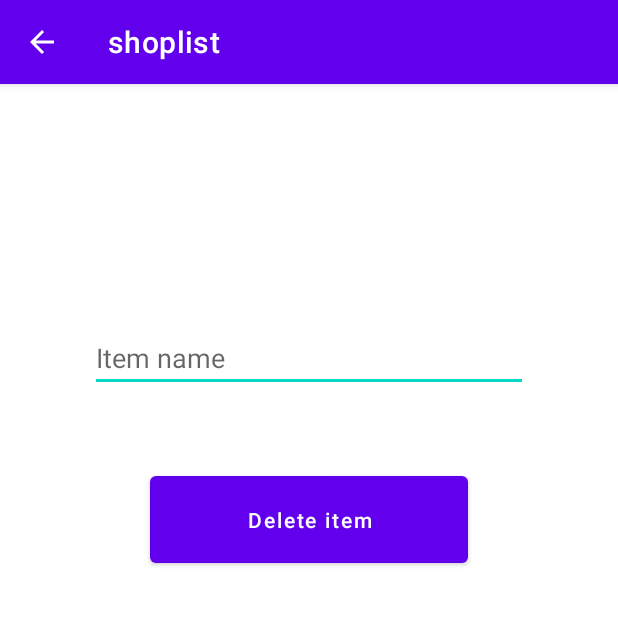
After one commit to infusion11/androSL, an Android app: the DelActivity screen opened directly, with no data from a screen before it, on a phone screen of 412 x 824 dp, the top half of it. The commit adds this screen. Run offline under Robolectric (Android 15) with nearby library versions, the phone set to English and light mode, and no system bars.

Commit message:
Solo item delete function

```diff
--- a/app/src/main/AndroidManifest.xml
+++ b/app/src/main/AndroidManifest.xml
@@ -9,6 +9,8 @@
         android:roundIcon="@mipmap/ic_launcher_round"
         android:supportsRtl="true"
         android:theme="@style/Theme.Shoplist">
+        <activity android:name=".DelActivity"
+            android:parentActivityName=".MainActivity"></activity>
         <activity
             android:name=".AddActivity"
             android:label="Add item"
--- /dev/null
+++ b/app/src/main/java/com/example/shoplist/DelActivity.java
@@ -0,0 +1,46 @@
+package com.example.shoplist;
+
+import androidx.appcompat.app.AppCompatActivity;
+
+import android.os.Bundle;
+import android.view.View;
+import android.widget.Button;
+import android.widget.EditText;
+import android.widget.Toast;
+
+public class DelActivity extends AppCompatActivity {
+
+    EditText name_input;
+    Button del_button;
+    String id,name,amount,price;
+
+    @Override
+    protected void onCreate(Bundle savedInstanceState) {
+        super.onCreate(savedInstanceState);
+        setContentView(R.layout.activity_del);
+
+        name_input = findViewById(R.id.name_input2);
+        del_button = findViewById(R.id.del_button);
+        getIData();
+        del_button.setOnClickListener(new View.OnClickListener() {
+            @Override
+            public void onClick(View v) {
+                Sqllhelper db = new Sqllhelper(DelActivity.this);
+                db.deleteSolo(id);
+                finish();
+            }
+        });
+
+    }
+
+    void getIData(){
+        if(getIntent().hasExtra("id") && getIntent().hasExtra("name") && getIntent().hasExtra("amount") && getIntent().hasExtra("price")){
+            id = getIntent().getStringExtra("id");
+            name = getIntent().getStringExtra("name");
+            name_input.setText(name);
+
+        }else{
+            Toast.makeText(this, "Nothing to show.", Toast.LENGTH_SHORT).show();
+        }
+    }
+}
--- /dev/null
+++ b/app/src/main/res/layout/activity_del.xml
@@ -0,0 +1,40 @@
+<?xml version="1.0" encoding="utf-8"?>
+<androidx.constraintlayout.widget.ConstraintLayout xmlns:android="http://schemas.android.com/apk/res/android"
+    xmlns:app="http://schemas.android.com/apk/res-auto"
+    xmlns:tools="http://schemas.android.com/tools"
+    android:layout_width="match_parent"
+    android:layout_height="match_parent"
+    tools:context=".AddActivity"
+    android:padding="40dp">
+
+    <EditText
+        android:id="@+id/name_input2"
+        android:layout_width="match_parent"
+        android:layout_height="wrap_content"
+        android:layout_marginStart="20dp"
+        android:layout_marginLeft="20dp"
+        android:layout_marginTop="120dp"
+        android:layout_marginEnd="20dp"
+        android:layout_marginRight="20dp"
+        android:ems="10"
+        android:hint="Item name"
+        android:inputType="textPersonName"
+        app:layout_constraintEnd_toEndOf="parent"
+        app:layout_constraintStart_toStartOf="parent"
+        app:layout_constraintTop_toTopOf="parent" />
+
+    <Button
+        android:id="@+id/del_button"
+        android:layout_width="match_parent"
+        android:layout_height="70dp"
+        android:layout_marginStart="60dp"
+        android:layout_marginLeft="60dp"
+        android:layout_marginTop="50dp"
+        android:layout_marginEnd="60dp"
+        android:layout_marginRight="60dp"
+        android:text="Delete item"
+        android:textAllCaps="false"
+        app:layout_constraintEnd_toEndOf="parent"
+        app:layout_constraintStart_toStartOf="parent"
+        app:layout_constraintTop_toBottomOf="@+id/name_input2" />
+</androidx.constraintlayout.widget.ConstraintLayout>
```
Also changed, not shown: app/src/main/java/com/example/shoplist/ItemsAdapter.java (+15 -2 lines), app/src/main/java/com/example/shoplist/MainActivity.java (+9 -2 lines), app/src/main/java/com/example/shoplist/Sqllhelper.java (+11 -1 lines).
